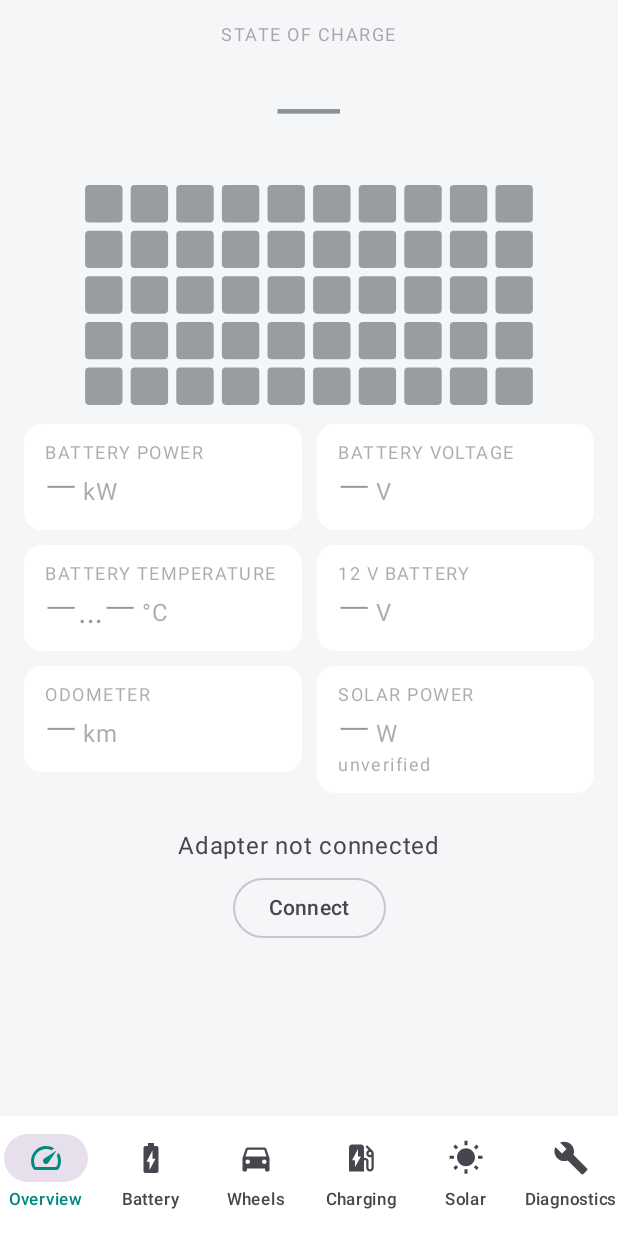
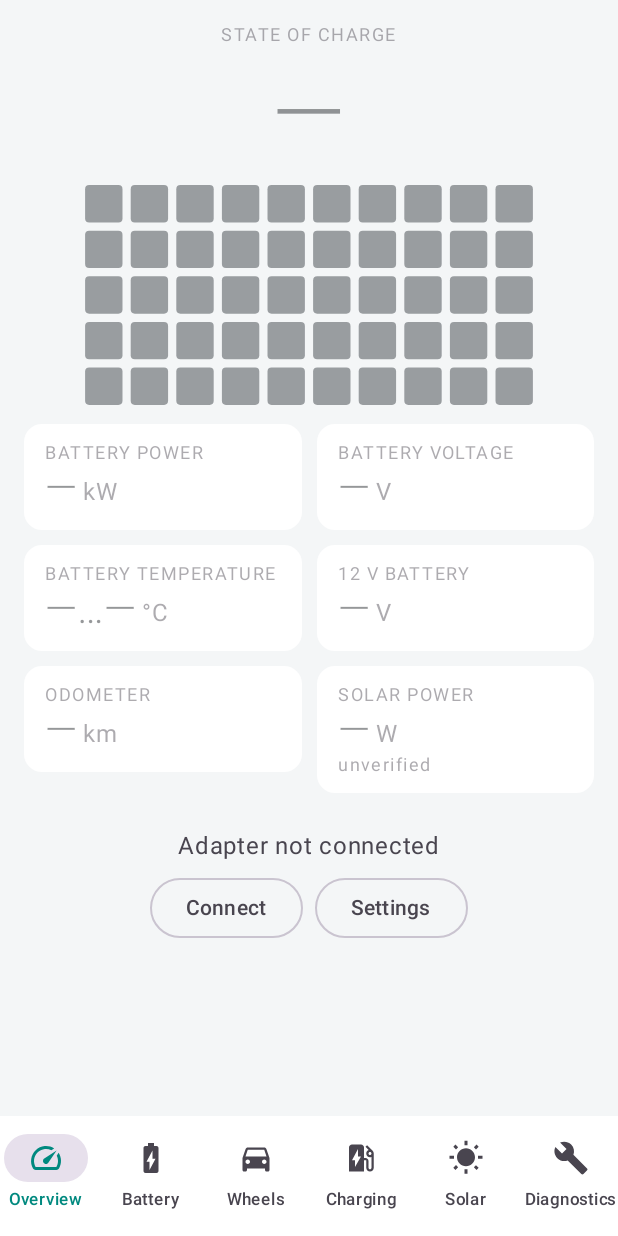
Before and after one commit to eplik82/Ioniq5_app, an Android app built with Jetpack Compose: the screen it shows after launch (MainActivity), on a phone screen of 412 x 824 dp. Run offline under Robolectric (Android 15) with nearby library versions, the phone set to English and light mode, and no system bars.

Commit message:
Settings screen: tire pressure unit and warning limit, theme, battery capacity, auto-connect
Co-Authored-By: Claude Opus 5.5 <noreply@anthropic.com>
Claude-Session: https://claude.ai/code/session_01M9Xar97AQkJ9rGqLFBecq9

```diff
--- a/app/src/main/java/com/eplik/ioniq5/Ioniq5Application.kt
+++ b/app/src/main/java/com/eplik/ioniq5/Ioniq5Application.kt
@@ -2,9 +2,12 @@ package com.eplik.ioniq5
 
 import android.app.Application
 import com.eplik.ioniq5.connection.ConnectionManager
+import com.eplik.ioniq5.settings.AppSettings
 import kotlinx.coroutines.MainScope
 
 class Ioniq5Application : Application() {
     /** Üks ühendus kogu rakenduse kohta (hiljem kasutab sama ka taustteenus ja Android Auto). */
     val connection: ConnectionManager by lazy { ConnectionManager(this, MainScope()) }
+
+    val settings: AppSettings by lazy { AppSettings(this) }
 }
--- a/app/src/main/java/com/eplik/ioniq5/MainActivity.kt
+++ b/app/src/main/java/com/eplik/ioniq5/MainActivity.kt
@@ -4,6 +4,10 @@ import android.os.Bundle
 import androidx.activity.ComponentActivity
 import androidx.activity.compose.setContent
 import androidx.activity.enableEdgeToEdge
+import androidx.compose.foundation.isSystemInDarkTheme
+import androidx.compose.runtime.getValue
+import androidx.lifecycle.compose.collectAsStateWithLifecycle
+import com.eplik.ioniq5.settings.ThemeMode
 import com.eplik.ioniq5.ui.Ioniq5App
 import com.eplik.ioniq5.ui.theme.Ioniq5Theme
 
@@ -12,7 +16,13 @@ class MainActivity : ComponentActivity() {
         super.onCreate(savedInstanceState)
         enableEdgeToEdge()
         setContent {
-            Ioniq5Theme {
+            val settings by (application as Ioniq5Application).settings.settings.collectAsStateWithLifecycle()
+            val dark = when (settings.themeMode) {
+                ThemeMode.SYSTEM -> isSystemInDarkTheme()
+                ThemeMode.LIGHT -> false
+                ThemeMode.DARK -> true
+            }
+            Ioniq5Theme(darkTheme = dark) {
                 Ioniq5App()
             }
         }
--- /dev/null
+++ b/app/src/main/java/com/eplik/ioniq5/settings/AppSettings.kt
@@ -0,0 +1,66 @@
+package com.eplik.ioniq5.settings
+
+import android.content.Context
+import kotlinx.coroutines.flow.MutableStateFlow
+import kotlinx.coroutines.flow.StateFlow
+import kotlinx.coroutines.flow.asStateFlow
+
+enum class PressureUnit(val label: String, val fromBar: Double, val decimals: Int) {
+    BAR("bar", 1.0, 2),
+    PSI("psi", 14.5038, 1),
+    KPA("kPa", 100.0, 0),
+}
+
+enum class ThemeMode { SYSTEM, LIGHT, DARK }
+
+data class Settings(
+    val pressureUnit: PressureUnit = PressureUnit.BAR,
+    val lowPressureBar: Double = 2.2,
+    val themeMode: ThemeMode = ThemeMode.SYSTEM,
+    /** Aku nimimahutavus kWh; null = automaatne elementide arvu järgi. */
+    val batteryCapacityKwh: Double? = null,
+    val autoConnect: Boolean = true,
+)
+
+/** Kasutaja seaded, salvestatud SharedPreferences'isse. */
+class AppSettings(context: Context) {
+    private val prefs = context.getSharedPreferences("settings", Context.MODE_PRIVATE)
+
+    private val _settings = MutableStateFlow(load())
+    val settings: StateFlow<Settings> = _settings.asStateFlow()
+
+    fun update(transform: (Settings) -> Settings) {
+        val new = transform(_settings.value)
+        _settings.value = new
+        prefs.edit()
+            .putString(KEY_UNIT, new.pressureUnit.name)
+            .putFloat(KEY_LOW, new.lowPressureBar.toFloat())
+            .putString(KEY_THEME, new.themeMode.name)
+            .putFloat(KEY_CAPACITY, new.batteryCapacityKwh?.toFloat() ?: 0f)
+            .putBoolean(KEY_AUTO, new.autoConnect)
+            .apply()
+    }
+
+    private fun load() = Settings(
+        pressureUnit = runCatching { PressureUnit.valueOf(prefs.getString(KEY_UNIT, null)!!) }.getOrDefault(PressureUnit.BAR),
+        lowPressureBar = prefs.getFloat(KEY_LOW, 2.2f).toDouble(),
+        themeMode = runCatching { ThemeMode.valueOf(prefs.getString(KEY_THEME, null)!!) }.getOrDefault(ThemeMode.SYSTEM),
+        batteryCapacityKwh = prefs.getFloat(KEY_CAPACITY, 0f).toDouble().takeIf { it > 0 },
+        autoConnect = prefs.getBoolean(KEY_AUTO, true),
+    )
+
+    private companion object {
+        const val KEY_UNIT = "pressure_unit"
+        const val KEY_LOW = "low_pressure_bar"
+        const val KEY_THEME = "theme"
+        const val KEY_CAPACITY = "battery_capacity"
+        const val KEY_AUTO = "auto_connect"
+    }
+}
+
+/** Aku nimimahutavus: seadetest või elementide arvu järgi (180 → 72,6; 192 → 77,4; 144 → 58). */
+fun Settings.capacityKwh(cellCount: Int): Double = batteryCapacityKwh ?: when {
+    cellCount >= 192 -> 77.4
+    cellCount in 1..144 -> 58.0
+    else -> 72.6
+}
--- a/app/src/main/java/com/eplik/ioniq5/ui/Ioniq5App.kt
+++ b/app/src/main/java/com/eplik/ioniq5/ui/Ioniq5App.kt
@@ -32,7 +32,10 @@ import com.eplik.ioniq5.ui.screens.AxlesScreen
 import com.eplik.ioniq5.ui.screens.BatteryScreen
 import com.eplik.ioniq5.ui.screens.ChargingScreen
 import com.eplik.ioniq5.ui.screens.ConnectionScreen
+import com.eplik.ioniq5.ui.screens.SettingsScreen
 import com.eplik.ioniq5.ui.screens.SolarScreen
+import com.eplik.ioniq5.core.poll.cellVoltages
+import com.eplik.ioniq5.settings.capacityKwh
 import androidx.compose.ui.res.stringResource
 import androidx.compose.ui.text.style.TextOverflow
 import com.eplik.ioniq5.R
@@ -50,7 +53,10 @@ private enum class Tab(@StringRes val label: Int, val icon: ImageVector, val sta
 
 @Composable
 fun Ioniq5App() {
-    val connection = (LocalContext.current.applicationContext as Ioniq5Application).connection
+    val app = LocalContext.current.applicationContext as Ioniq5Application
+    val connection = app.connection
+    val settings by app.settings.settings.collectAsStateWithLifecycle()
+    var showSettings by rememberSaveable { mutableStateOf(false) }
     val status by connection.status.collectAsStateWithLifecycle()
     val readings by connection.readings.collectAsStateWithLifecycle()
     val chargeSession by connection.chargeSession.collectAsStateWithLifecycle()
@@ -59,7 +65,8 @@ fun Ioniq5App() {
     var showConnection by rememberSaveable { mutableStateOf(false) }
     val sleeping by connection.sleeping.collectAsStateWithLifecycle()
     // Käivitamisel ühendu viimati kasutatud adapteriga
-    LaunchedEffect(Unit) { connection.connectToLast() }
+    LaunchedEffect(Unit) { if (settings.autoConnect) connection.connectToLast() }
+    val capacityKwh = settings.capacityKwh(readings.cellVoltages().size)
     Scaffold(
         containerColor = MaterialTheme.colorScheme.background,
         bottomBar = {
@@ -70,6 +77,7 @@ fun Ioniq5App() {
                         onClick = {
                             selected = tab
                             showConnection = false
+                            showSettings = false
                         },
                         icon = { Icon(tab.icon, contentDescription = null) },
                         label = {
@@ -94,17 +102,25 @@ fun Ioniq5App() {
         val modifier = Modifier.padding(padding)
         when {
             showConnection -> ConnectionScreen(connection, onBack = { showConnection = false }, modifier = modifier)
+            showSettings -> SettingsScreen(
+                settings,
+                detectedCapacityKwh = settings.copy(batteryCapacityKwh = null).capacityKwh(readings.cellVoltages().size),
+                onChange = { app.settings.update(it) },
+                onBack = { showSettings = false },
+                modifier = modifier,
+            )
             selected == Tab.OVERVIEW -> OverviewScreen(
                 status,
                 readings,
                 sleeping = sleeping,
                 onWake = { connection.wakePolling() },
                 onConnectionClick = { showConnection = true },
+                onSettingsClick = { showSettings = true },
                 modifier = modifier,
             )
             selected == Tab.BATTERY -> BatteryScreen(readings, modifier)
-            selected == Tab.AXLES -> AxlesScreen(readings, modifier)
-            selected == Tab.CHARGING -> ChargingScreen(readings, chargeSession, modifier)
+            selected == Tab.AXLES -> AxlesScreen(readings, settings.pressureUnit, settings.lowPressureBar, modifier)
+            selected == Tab.CHARGING -> ChargingScreen(readings, chargeSession, capacityKwh, modifier)
             selected == Tab.SOLAR -> SolarScreen(readings, solarEnergyWh, modifier)
             selected == Tab.DIAGNOSTICS -> DiagnosticsScreen(onConnectionClick = { showConnection = true }, modifier = modifier)
             else -> PlaceholderScreen(stringResource(selected.label), selected.stage, modifier)
--- a/app/src/main/java/com/eplik/ioniq5/ui/screens/ChargingScreen.kt
+++ b/app/src/main/java/com/eplik/ioniq5/ui/screens/ChargingScreen.kt
@@ -34,7 +34,7 @@ import java.text.DateFormat
 import java.util.Date
 
 @Composable
-fun ChargingScreen(readings: Readings, session: ChargeSession?, modifier: Modifier = Modifier) {
+fun ChargingScreen(readings: Readings, session: ChargeSession?, capacityKwh: Double, modifier: Modifier = Modifier) {
     val now by rememberNow()
     val power = readings.batteryPowerKw()
     val fresh = readings[P.BATTERY_CURRENT].isFresh(now)
@@ -74,8 +74,8 @@ fun ChargingScreen(readings: Readings, session: ChargeSession?, modifier: Modifi
             }
         }
         item { ValueTile(stringResource(R.string.state_of_charge), formatValue(soc, 1), "%", fresh) }
-        item { ValueTile(stringResource(R.string.time_to_80), minutes(readings.minutesToSoc(80.0)), "h:min", charging) }
-        item { ValueTile(stringResource(R.string.time_to_100), minutes(readings.minutesToSoc(100.0)), "h:min", charging) }
+        item { ValueTile(stringResource(R.string.time_to_80), minutes(readings.minutesToSoc(80.0, capacityKwh)), "h:min", charging) }
+        item { ValueTile(stringResource(R.string.time_to_100), minutes(readings.minutesToSoc(100.0, capacityKwh)), "h:min", charging) }
         item { ValueTile(stringResource(R.string.battery_voltage), formatValue(readings[P.BATTERY_VOLTAGE]?.value, 1), "V", fresh) }
         item { ValueTile(stringResource(R.string.battery_current), formatValue(readings[P.BATTERY_CURRENT]?.value, 1), "A", fresh) }
         item {
--- a/app/src/main/java/com/eplik/ioniq5/ui/screens/OverviewScreen.kt
+++ b/app/src/main/java/com/eplik/ioniq5/ui/screens/OverviewScreen.kt
@@ -2,6 +2,7 @@ package com.eplik.ioniq5.ui.screens
 
 import androidx.compose.foundation.layout.Arrangement
 import androidx.compose.foundation.layout.Column
+import androidx.compose.foundation.layout.Row
 import androidx.compose.foundation.layout.fillMaxSize
 import androidx.compose.foundation.layout.fillMaxWidth
 import androidx.compose.foundation.layout.padding
@@ -36,6 +37,7 @@ fun OverviewScreen(
     sleeping: Boolean,
     onWake: () -> Unit,
     onConnectionClick: () -> Unit,
+    onSettingsClick: () -> Unit,
     modifier: Modifier = Modifier,
 ) {
     val now by rememberNow()
@@ -129,8 +131,11 @@ fun OverviewScreen(
                     style = MaterialTheme.typography.titleMedium,
                     color = if (status is ConnectionStatus.Failed) MaterialTheme.colorScheme.error else MaterialTheme.colorScheme.onSurfaceVariant,
                 )
-                OutlinedButton(onClick = onConnectionClick) {
-                    Text(stringResource(if (status is ConnectionStatus.Connected) R.string.connection_title else R.string.connect))
+                Row(horizontalArrangement = Arrangement.spacedBy(8.dp)) {
+                    OutlinedButton(onClick = onConnectionClick) {
+                        Text(stringResource(if (status is ConnectionStatus.Connected) R.string.connection_title else R.string.connect))
+                    }
+                    OutlinedButton(onClick = onSettingsClick) { Text(stringResource(R.string.settings)) }
                 }
             }
         }
--- a/core/src/main/kotlin/com/eplik/ioniq5/core/poll/Reading.kt
+++ b/core/src/main/kotlin/com/eplik/ioniq5/core/poll/Reading.kt
@@ -45,12 +45,12 @@ fun Readings.usableCapacityKwh(nominalKwh: Double = 72.6): Double =
     nominalKwh * (value(Ioniq5Pids.SOH) ?: 100.0) / 100
 
 /** Hinnanguline laadimisaeg minutites sihtlaetuseni praeguse võimsusega; null, kui ei lae. */
-fun Readings.minutesToSoc(targetPercent: Double): Double? {
+fun Readings.minutesToSoc(targetPercent: Double, nominalKwh: Double = 72.6): Double? {
     val power = batteryPowerKw() ?: return null
     if (power > -0.5) return null
     val soc = value(Ioniq5Pids.SOC_DISPLAY) ?: value(Ioniq5Pids.SOC_BMS) ?: return null
     if (soc >= targetPercent) return 0.0
-    val energyKwh = (targetPercent - soc) / 100 * usableCapacityKwh()
+    val energyKwh = (targetPercent - soc) / 100 * usableCapacityKwh(nominalKwh)
     return energyKwh / -power * 60
 }
 
```
Also changed, not shown: app/src/main/java/com/eplik/ioniq5/ui/screens/AxlesScreen.kt (+13 -6 lines), app/src/main/java/com/eplik/ioniq5/ui/screens/SettingsScreen.kt (added, +118 -0 lines), app/src/main/res/values/strings.xml (+9 -0 lines), 1 other file.
